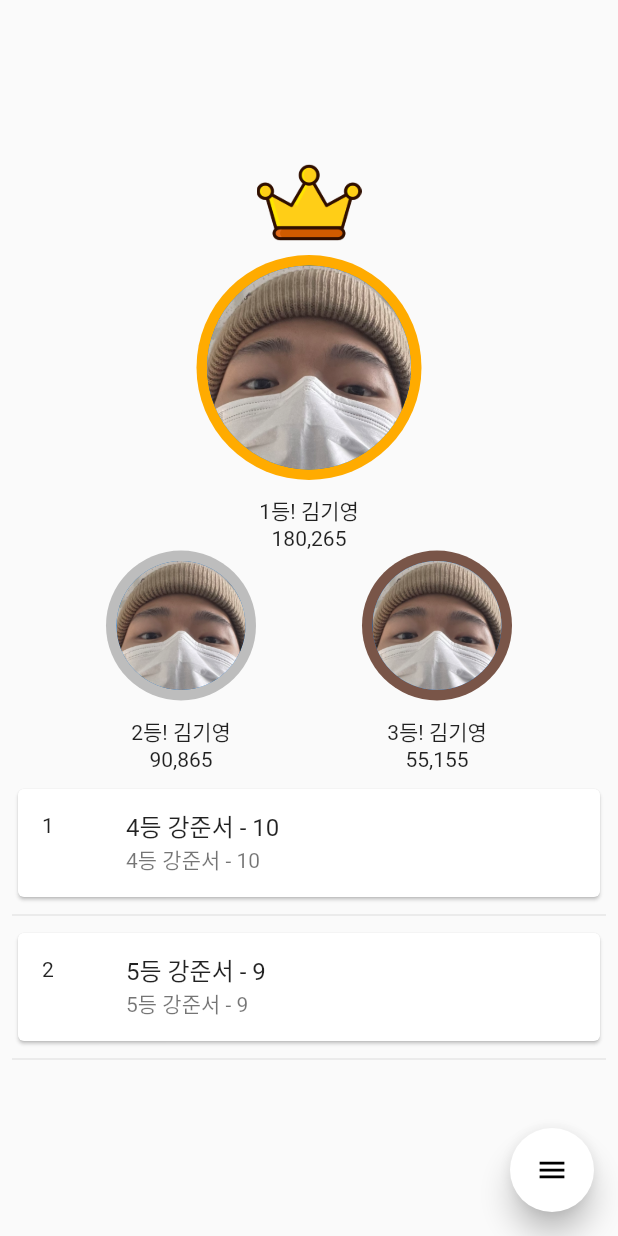
After one commit to sihyeong671/quizApp, a Flutter app: the Ranking screen opened directly, on a phone screen of 412 x 824 dp. The commit adds this screen. Run offline on Flutter 3.47's test engine with Material 2 defaults, Android fonts, the phone set to English and light mode, and no system bars; drawn by our look-alikes of flutter_speed_dial; our stand-ins replace flutter_svg.

Commit message:
client: add ranking page

```diff
--- a/client/lib/myPage/myPage.dart
+++ b/client/lib/myPage/myPage.dart
@@ -33,7 +33,7 @@ class _MyPageState extends State<MyPage> {
             SizedBox(
               height: 40.0
             ),
-            Text('Ranking : 55'),
+            Text('Ranking : 1'),
             SizedBox(
               height: 40.0
             ),
--- /dev/null
+++ b/client/lib/ranking/ranking.dart
@@ -0,0 +1,146 @@
+import 'package:client/utils/floatingButton.dart';
+import 'package:flutter/material.dart';
+
+class Ranking extends StatefulWidget {
+  const Ranking({ Key? key }) : super(key: key);
+
+  @override
+  _RankingState createState() => _RankingState();
+}
+
+class _RankingState extends State<Ranking> {
+  final List<String> users = <String>[
+    '4등 강준서 - 10',
+    '5등 강준서 - 9',
+    '6등 강준서 - 8',
+    '7등 강준서 - 7',
+    '8등 강준서 - 6',
+    '9등 강준서 - 5',
+    '10등 강준서 - 4',
+  ];
+
+  @override
+  Widget build(BuildContext context) {
+    var _listView = ListView.separated(
+            itemCount: users.length,
+            padding: EdgeInsets.all(8),
+            itemBuilder: (context, index) {
+              return Card(
+                child: Column(
+                  mainAxisSize: MainAxisSize.min,
+                  children: <Widget>[
+                    ListTile(
+                      leading: Text('${index+1}'),
+                      title: Text('${users[index]}'),
+                      subtitle: Text('${users[index]}'),
+                    ),
+                  ]
+                )
+              );
+            }, separatorBuilder: (BuildContext context, int index) {
+              return Divider();
+            },
+          );
+
+    return Scaffold(
+      floatingActionButton: FloatingButton(),
+      body: Column(
+        children: <Widget>[
+          Padding(padding: EdgeInsets.only(top: 100.0)),
+          Image(
+            image: AssetImage('assets/crown.png'),
+            width: 70.0,
+            height: 70.0,
+          ),
+          Center(
+            child: CircleAvatar(
+              radius: 75.0,
+              backgroundColor: Colors.amberAccent[700],
+              child: CircleAvatar(
+                  radius: 68.0,
+                  backgroundImage: AssetImage('assets/cutesexy.jpeg'),
+              ),
+            ),
+          ),
+          SizedBox(
+              height: 10.0
+          ),
+          Text('1등! 김기영'),
+          Text('180,265'),
+          Row(
+            mainAxisAlignment: MainAxisAlignment.spaceEvenly,
+            children: [
+              // Padding(padding: EdgeInsets.only(left: 50.0)),
+              Column(
+                children: <Widget>[
+                  CircleAvatar(
+                    radius: 50.0,
+                    backgroundColor: Colors.grey[400],
+                    child: CircleAvatar(
+                        radius: 43.0,
+                        backgroundImage: AssetImage('assets/cutesexy.jpeg'),
+                    ),
+                  ),
+                  SizedBox(
+                      height: 10.0
+                    ),
+                  Text('2등! 김기영'),
+                  Text('90,865'),
+                ],
+              ),
+              Column(
+                children: <Widget>[
+                  CircleAvatar(
+                    radius: 50.0,
+                    backgroundColor: Colors.brown,
+                    child: CircleAvatar(
+                        radius: 43.0,
+                        backgroundImage: AssetImage('assets/cutesexy.jpeg'),
+                    ),
+                  ),
+                  SizedBox(
+                      height: 10.0
+                    ),
+                  Text('3등! 김기영'),
+                  Text('55,155'),
+                ],
+              ),
+            ],
+          ),
+          Container(
+            height: 200,
+            child: _listView,
+          ),
+        ]
+      ),
+    );
+  }
+}
+
+// class UsingSeparateListConstructing extends StatelessWidget {
+
+
+//   @override
+//   Widget build(BuildContext context) {
+//     return ListView.separated(
+//       itemCount: users.length,
+//       padding: EdgeInsets.all(8),
+//       itemBuilder: (context, index) {
+//         return Card(
+//           child: Column(
+//             mainAxisSize: MainAxisSize.min,
+//             children: <Widget>[
+//               ListTile(
+//                 leading: Text('${index+1}'),
+//                 title: Text('${users[index]}'),
+//                 subtitle: Text('${users[index]}'),
+//               ),
+//             ]
+//           )
+//         );
+//       }, separatorBuilder: (BuildContext context, int index) {
+//         return Divider();
+//       },
+//     );
+//   }
+// }
--- a/client/lib/utils/floatingButton.dart
+++ b/client/lib/utils/floatingButton.dart
@@ -1,5 +1,6 @@
 import 'package:client/lobby/lobby.dart';
 import 'package:client/myPage/myPage.dart';
+import 'package:client/ranking/ranking.dart';
 import 'package:flutter/material.dart';
 import 'package:flutter_speed_dial/flutter_speed_dial.dart';
 
@@ -39,7 +40,10 @@ class FloatingButton extends StatelessWidget {
               child: Icon(Icons.bar_chart),
               backgroundColor: Colors.blue,
               label: 'RANKING',
-              // labelStyle: TextTheme(fontSize: 18.0),
+              onTap: () {
+                Navigator.push(context,
+                  MaterialPageRoute(builder: (BuildContext context) => Ranking()));
+              },
             ),
             SpeedDialChild(
               child: Icon(Icons.account_circle),
```
Also changed, not shown: client/assets/crown.png (added).
